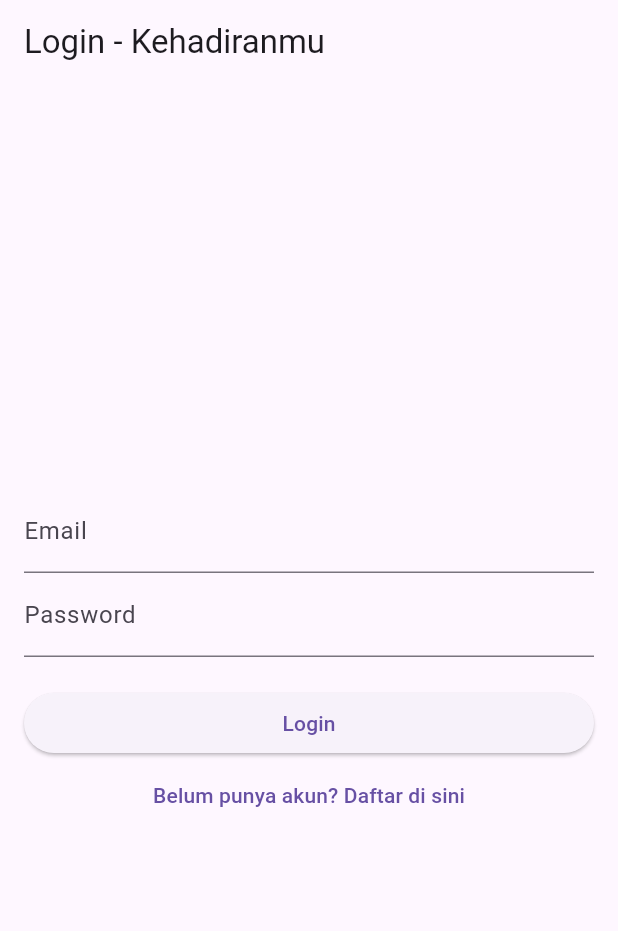
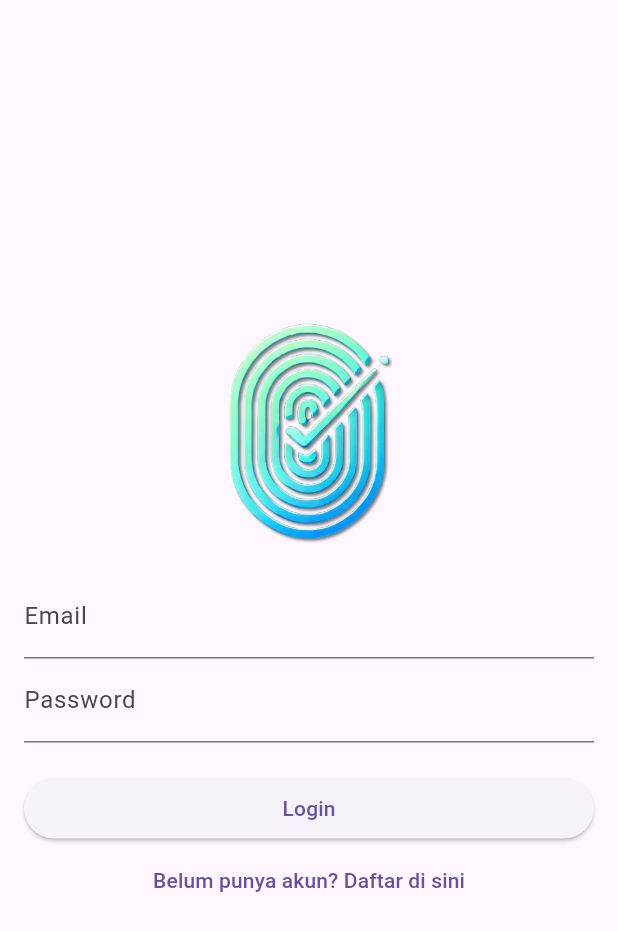
Before and after one commit to dedyksuntoro/kehadiranmu, a Flutter app: the screen it shows after launch, on a phone screen of 412 x 824 dp. Shown: the top 931 px of the screen. Run offline on Flutter 3.47's test engine with Material 3 defaults, Android fonts, the phone set to English and light mode, and no system bars; our stand-ins replace dropdown_search, flutter_map, geolocator, image_picker, jwt_decoder, latlong2; missing offline and left inert: encrypt_shared_preferences; accounts and stored records are empty.

Commit message:
Pembaruan logo dan nama aplikasi

```diff
--- /dev/null
+++ b/flutter_launcher_icons.yaml
@@ -0,0 +1,6 @@
+flutter_launcher_icons:
+  android: "launcher_icon" # Nama ikon di Android
+  ios: true # Aktifkan untuk iOS
+  image_path: "assets/logo/kehadiranmu-logo.png" # Lokasi logo
+  min_sdk_android: 21 # Opsional, minimal SDK Android
+  remove_alpha_ios: true
--- a/lib/screens/login.dart
+++ b/lib/screens/login.dart
@@ -85,13 +85,23 @@ class _LoginScreenState extends State<LoginScreen> {
   @override
   Widget build(BuildContext context) {
     return Scaffold(
-      appBar: AppBar(title: Text('Login - Kehadiranmu')),
+      // appBar: AppBar(title: Text('Login - Kehadiranmu')),
       body: Padding(
         padding: EdgeInsets.all(16.0),
         child: Column(
           crossAxisAlignment: CrossAxisAlignment.stretch,
           mainAxisAlignment: MainAxisAlignment.center,
           children: [
+            // Tambahkan logo di sini
+            Center(
+              child: Image.asset(
+                'assets/logo/kehadiranmu-logo.png',
+                width: 150, // Sesuaikan ukuran logo
+                height: 150,
+                fit: BoxFit.contain, // Pastikan logo tidak terdistorsi
+              ),
+            ),
+            SizedBox(height: 20), // Jarak antara logo dan form
             TextField(
               controller: _emailController,
               decoration: InputDecoration(labelText: 'Email'),
--- a/pubspec.yaml
+++ b/pubspec.yaml
@@ -39,6 +39,8 @@ dependencies:
   flutter_map: ^8.1.1
   latlong2: ^0.9.1
   dropdown_search: ^5.0.6
+  flutter_launcher_icons: ^0.13.1
+  rename: ^3.0.2
 
   # The following adds the Cupertino Icons font to your application.
   # Use with the CupertinoIcons class for iOS style icons.
@@ -71,6 +73,8 @@ flutter:
   # assets:
   #   - images/a_dot_burr.jpeg
   #   - images/a_dot_ham.jpeg
+  assets:
+    - assets/logo/kehadiranmu-logo.png
 
   # An image asset can refer to one or more resolution-specific "variants", see
   # https://flutter.dev/to/resolution-aware-images
```
Also changed, not shown: assets/logo/kehadiranmu-logo.png (added), pubspec.lock, 34 other files.
